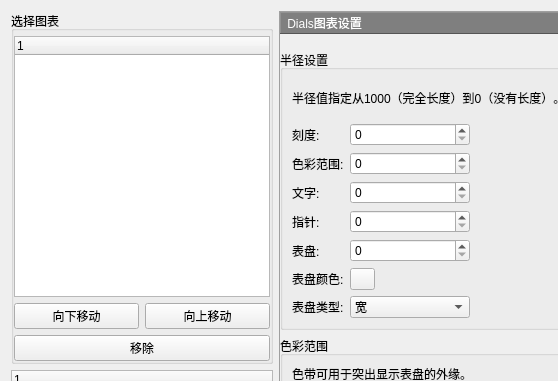
The window that PlotManager.ui (whatudone/plotxy) describes before a commit, drawn with Qt 5; both pictures show x 0 to 558 and y 0 to 381 of the 1259 by 766 pixel window.
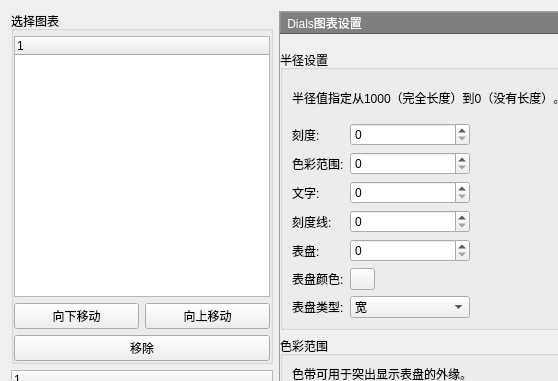
The same window after the commit. The open tabs and pages were chosen to show the change. Custom widgets are drawn as their Qt base class.

Commit message: 修改文案

The edit to the form file:
```diff
--- a/PlotManager.ui
+++ b/PlotManager.ui
@@ -5648,7 +5648,7 @@
                   <item row="3" column="0">
                    <widget class="QLabel" name="label_123">
                     <property name="text">
-                     <string>指针:</string>
+                     <string>刻度线:</string>
                     </property>
                    </widget>
                   </item>
```
Left out of the diff: 2 changed lines with no effect on the pictures.
